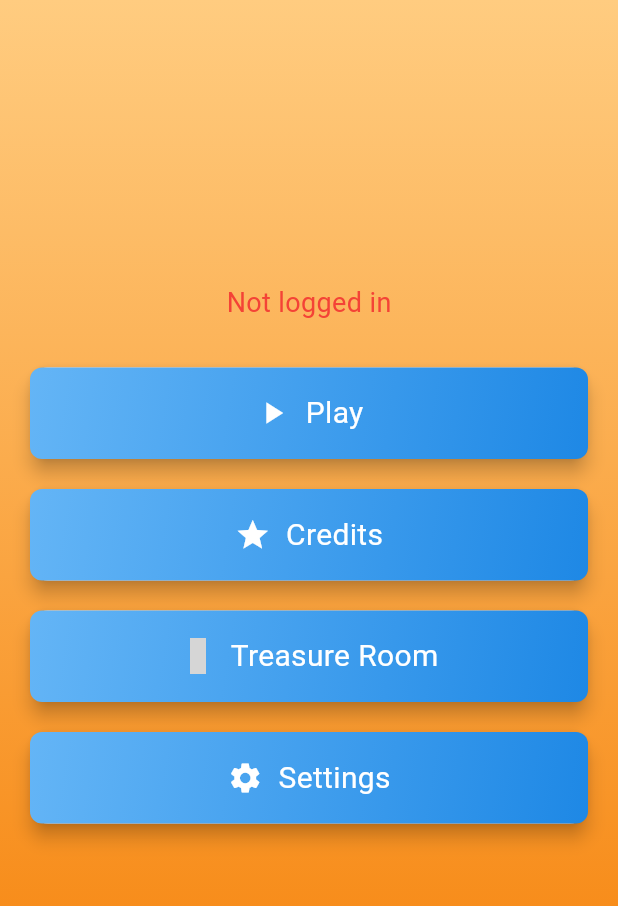
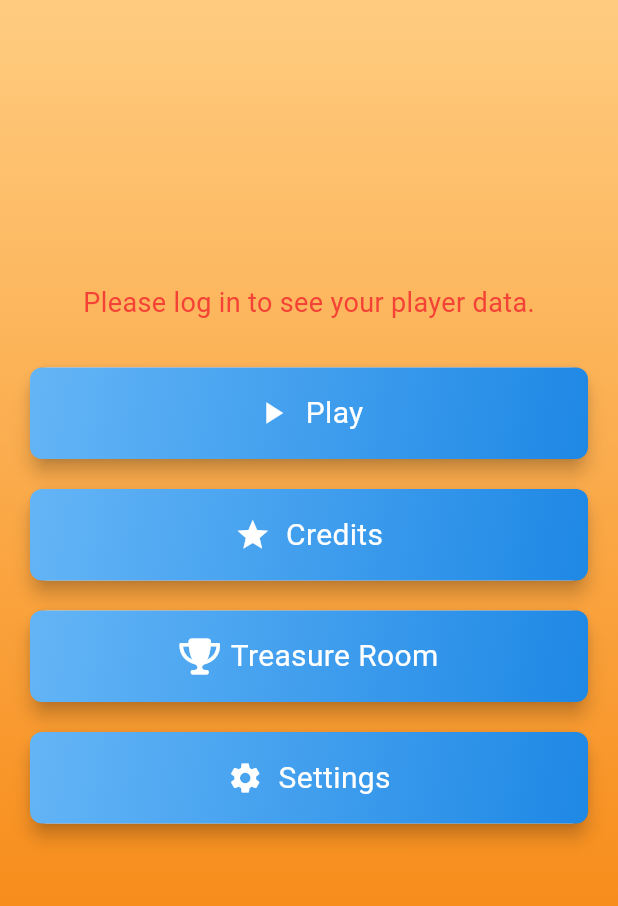
Before and after one commit to nk-glitch/digits_and_dunes, a Flutter app: the screen it shows after launch, on a phone screen of 412 x 824 dp, the part 84-990 px from its top. Run offline on Flutter 3.47's test engine with Material 3 defaults, Android fonts, the phone set to English and light mode, and no system bars; our stand-ins replace cloud_firestore, firebase_auth, firebase_core, font_awesome_flutter; missing offline and left inert: flutter_facebook_auth; accounts and stored records are empty; grey boxes are pictures that could not be loaded.

Commit message:
home page improved ui

```diff
--- a/lib/views/home_page.dart
+++ b/lib/views/home_page.dart
@@ -4,6 +4,7 @@ import '../services/player_service.dart';
 import '../models/player.dart';
 import '../viewmodels/auth_viewmodel.dart';
 import 'social_page.dart';
+import 'package:font_awesome_flutter/font_awesome_flutter.dart';
 
 
 class HomePage extends StatefulWidget {
@@ -20,26 +21,26 @@ class _HomePageState extends State<HomePage> {
   @override
   void initState() {
     super.initState();
-    _loadPlayerData();
+    // _loadPlayerData();
   }
 
-  Future<void> _loadPlayerData() async {
-    final authViewModel = Provider.of<AuthViewModel>(context, listen: false);
-    final user = authViewModel.user;
-
-    if (user != null) {
-      try {
-        Player? player = await _playerService.getPlayer(user.uid);
-        if (player != null) {
-          setState(() {
-            _player = player;
-          });
-        }
-      } catch (e) {
-        print('Error fetching player: $e');
-      }
-    }
-  }
+  // Future<void> _loadPlayerData() async {
+  //   final authViewModel = Provider.of<AuthViewModel>(context, listen: false);
+  //   final user = authViewModel.user;
+  //
+  //   if (user != null) {
+  //     try {
+  //       Player? player = await _playerService.getPlayer(user.uid);
+  //       if (player != null) {
+  //         setState(() {
+  //           _player = player;
+  //         });
+  //       }
+  //     } catch (e) {
+  //       print('Error fetching player: $e');
+  //     }
+  //   }
+  // }
 
   @override
   Widget build(BuildContext context) {
@@ -79,17 +80,15 @@ class _HomePageState extends State<HomePage> {
           child: Column(
             mainAxisAlignment: MainAxisAlignment.center,
             children: [
-              if (_player != null)
-                Text(
-                  'Welcome, ${_player!.name}!',
-                  style: const TextStyle(fontSize: 24, fontWeight: FontWeight.bold, color: Colors.white),
+              if (user == null)
+                const Text(
+                  'Please log in to see your player data.',
+                  style: TextStyle(fontSize: 18, color: Colors.red),
                 )
-              else if (user != null)
-                const CircularProgressIndicator()
               else
                 const Text(
-                  'Not logged in',
-                  style: TextStyle(fontSize: 18, color: Colors.red),
+                  'Welcome back!',
+                  style: TextStyle(fontSize: 24, fontWeight: FontWeight.bold, color: Colors.white),
                 ),
               const SizedBox(height: 20),
               _buildCardButton(context, 'Play', Icons.play_arrow, () {
@@ -102,7 +101,7 @@ class _HomePageState extends State<HomePage> {
               _buildCardButton(context, 'Credits', Icons.star, () {
                 Navigator.pushNamed(context, '/credits');
               }),
-              _buildCardButton(context, 'Treasure Room', Icons.treasure_chest, () {
+              _buildCardButton(context, 'Treasure Room', FontAwesomeIcons.trophy, () {
                 Navigator.pushNamed(context, '/treasure_room');
               }),
               _buildCardButton(context, 'Settings', Icons.settings, () {
--- a/pubspec.yaml
+++ b/pubspec.yaml
@@ -41,6 +41,7 @@ dependencies:
   google_sign_in: ^6.3.0
   provider: ^6.1.2
   animations: ^2.0.11
+  font_awesome_flutter: ^10.0.0
   #firebase_auth: latest_version # If you need authentication (optional)
 
 
```
Also changed, not shown: pubspec.lock.
